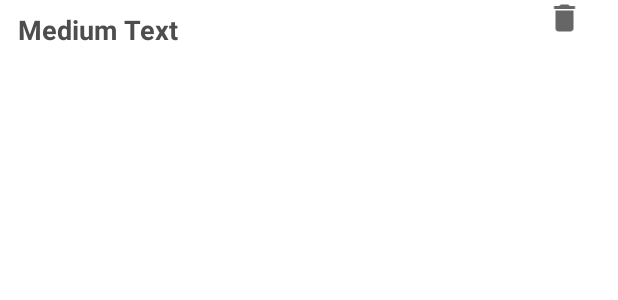
After one commit to DimaAbbas/FinalProject-UniHaifa, an Android app: the layout list_search_result.xml on its own in the app's theme, with its tools: preview values and no code run, on a phone screen of 412 x 824 dp. The commit adds this screen. Shown: the top 300 px of the screen. Run offline under Robolectric (Android 15) with nearby library versions, the phone set to English and light mode, and no system bars.

Commit message:
updated the SearchResult class &fixed a bug in the Booking class

```diff
--- a/app/src/main/java/com/example/finalproject_unihaifa/CustomerHomePage.java
+++ b/app/src/main/java/com/example/finalproject_unihaifa/CustomerHomePage.java
@@ -70,7 +70,6 @@ public class CustomerHomePage extends AppCompatActivity implements AdapterView.O
                 public void onDataChange(@NonNull DataSnapshot snapshot) {
                     User user_ = snapshot.getValue(User.class);
                     setUser(user_);
-                    app = user_.getAppointments();
                     username.setText(user_.getName());
                     myApp = myApp.child(user_.getName());
                     myApp.addListenerForSingleValueEvent(new ValueEventListener() {
--- /dev/null
+++ b/app/src/main/res/layout/list_search_result.xml
@@ -0,0 +1,41 @@
+<?xml version="1.0" encoding="utf-8"?>
+<LinearLayout xmlns:android="http://schemas.android.com/apk/res/android"
+    xmlns:app="http://schemas.android.com/apk/res-auto"
+    android:layout_width="match_parent"
+    android:layout_height="match_parent"
+    android:orientation="horizontal" >
+
+    <LinearLayout
+        android:layout_width="269dp"
+        android:layout_height="wrap_content"
+        android:orientation="vertical">
+
+        <TextView
+            android:id="@+id/BusinessUsername_searchResult"
+            android:layout_width="wrap_content"
+            android:layout_height="wrap_content"
+            android:layout_marginLeft="10dp"
+            android:layout_marginTop="5dp"
+            android:padding="2dp"
+            android:text="Medium Text"
+            android:textAppearance="?android:attr/textAppearanceMedium"
+            android:textColor="#4d4d4d"
+            android:textStyle="bold" />
+
+    </LinearLayout>
+
+    <ImageView
+        android:id="@+id/BusinessInfoIcon"
+        android:layout_width="0dp"
+        android:layout_height="wrap_content"
+        android:layout_weight="1"
+        android:padding="5dp" />
+
+    <ImageView
+        android:id="@+id/BookAppointmentIcon"
+        android:layout_width="0dp"
+        android:layout_height="wrap_content"
+        android:layout_weight="1"
+        app:srcCompat="@drawable/ic_baseline_delete_24" />
+
+</LinearLayout>
```
Also changed, not shown: app/src/main/java/com/example/finalproject_unihaifa/Booking.java (+14 -12 lines), app/src/main/java/com/example/finalproject_unihaifa/SearchResult.java (+21 -12 lines), app/src/main/java/com/example/finalproject_unihaifa/SearchResultListAdapter.java (added, +153 -0 lines), app/src/main/res/drawable/ic_baseline_book_online_24.xml (added, +10 -0 lines), app/src/main/res/drawable/ic_baseline_info_24.xml (added, +10 -0 lines), app/src/main/res/layout/dialog_business_info.xml (added, +58 -0 lines), app/src/main/res/layout/dialog_contact_business.xml (added, +27 -0 lines).
